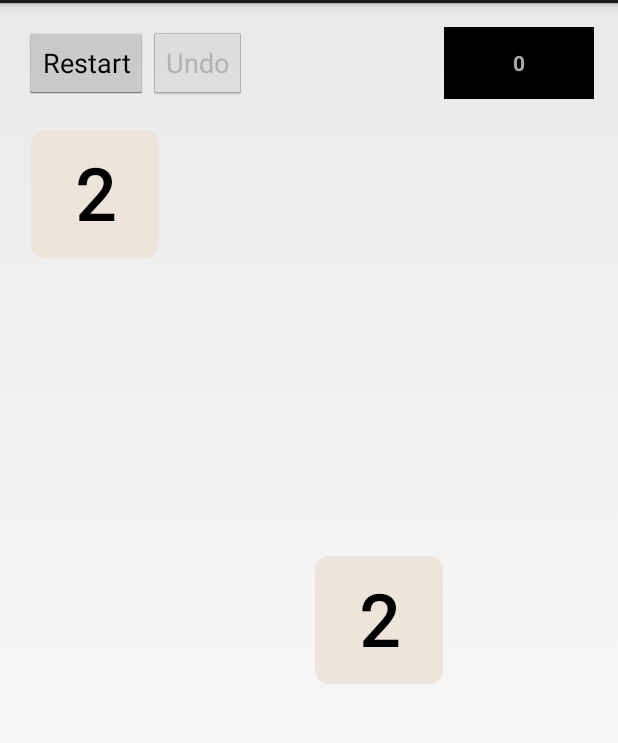
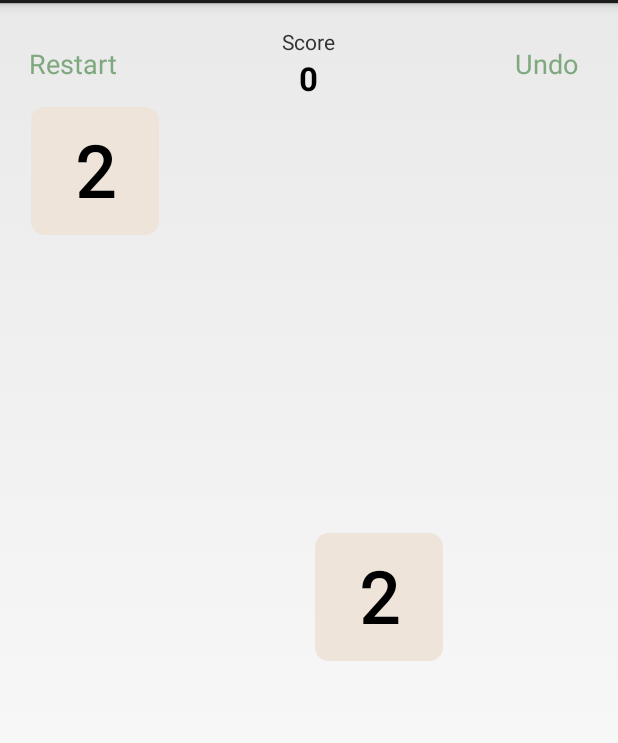
Before and after one commit to wonyoung/My2048, an Android app: the screen it shows after launch (MainActivity), on a phone screen of 412 x 824 dp, the part 69-812 px from its top. Run offline under Robolectric (Android 15) with nearby library versions, the phone set to English and light mode, and no system bars.

Commit message:
Fix score delta

```diff
--- a/app/src/main/java/com/jooyunghan/my2048/Game.java
+++ b/app/src/main/java/com/jooyunghan/my2048/Game.java
@@ -95,8 +95,8 @@ public class Game {
 
     public void undo() {
         GameState last = history.remove(history.size() - 1);
-        view.renderUndo();
         this.score = last.score;
+        view.renderUndo(); // board is the delta. undo current delta and then set it to the previous
         this.board = last.board;
     }
 
--- a/app/src/main/java/com/jooyunghan/my2048/MainActivity.java
+++ b/app/src/main/java/com/jooyunghan/my2048/MainActivity.java
@@ -16,6 +16,7 @@ import android.view.Gravity;
 import android.view.MotionEvent;
 import android.view.View;
 import android.view.ViewGroup;
+import android.view.ViewGroup.LayoutParams;
 import android.view.animation.LinearInterpolator;
 import android.view.animation.OvershootInterpolator;
 import android.widget.Button;
@@ -184,8 +185,8 @@ public class MainActivity extends Activity implements GameView {
                 parent.removeView(diffText);
             }
         });
-
-        parent.addView(diffText, 100, 100);
+        diffText.setLayoutParams(new LayoutParams(LayoutParams.WRAP_CONTENT, LayoutParams.WRAP_CONTENT));
+        parent.addView(diffText);
     }
 
     private void addCellView(Cell cell) {
--- a/app/src/main/res/layout/activity_main.xml
+++ b/app/src/main/res/layout/activity_main.xml
@@ -8,22 +8,29 @@
     android:paddingBottom="@dimen/activity_vertical_margin"
     tools:context="com.jooyunghan.my2048.MainActivity"
     >
+
+    <TextView
+        android:layout_width="wrap_content"
+        android:layout_height="wrap_content"
+        android:textAppearance="@android:style/TextAppearance.Small"
+        android:text="Score"
+        android:id="@+id/textView"
+        android:layout_alignParentTop="true"
+        android:gravity="center_horizontal|top"
+        android:layout_gravity="center_horizontal"
+        android:layout_centerHorizontal="true" />
+
     <TextView
         android:id="@+id/score"
         android:layout_width="wrap_content"
         android:layout_height="wrap_content"
-        android:layout_alignParentTop="true"
-        android:layout_alignParentStart="false"
-        android:layout_alignParentEnd="false"
-        android:layout_alignParentRight="true"
         android:text="2048"
-        android:padding="10dp"
-        android:textColor="@android:color/darker_gray"
         android:textStyle="bold"
-        android:background="@android:color/black"
         android:gravity="center"
-        android:layout_alignBottom="@+id/restart"
-        android:minWidth="100dp">
+        android:textAppearance="@android:style/TextAppearance.Large"
+        android:layout_gravity="center_horizontal"
+        android:layout_centerHorizontal="true"
+        android:layout_below="@+id/textView">
     </TextView>
 
     <Button
@@ -32,29 +39,31 @@
         android:text="Undo"
         android:id="@+id/undo"
         android:src="@android:drawable/ic_menu_revert"
-        android:layout_alignParentTop="true"
-        android:layout_toRightOf="@+id/restart"
-        android:onClick="undo"/>
+        android:onClick="undo"
+        android:layout_above="@+id/container"
+        android:layout_alignParentRight="true"
+        android:background="@android:color/transparent"
+        android:textColor="@color/abc_search_url_text_normal" />
 
     <Button
         android:layout_width="wrap_content"
         android:layout_height="wrap_content"
         android:text="Restart"
         android:id="@+id/restart"
-        android:layout_alignParentTop="true"
-        android:layout_alignParentStart="true"
+        android:onClick="restart"
+        android:layout_above="@+id/container"
         android:layout_alignParentLeft="true"
-        android:onClick="restart"/>
+        android:background="@android:color/transparent"
+        android:textColor="@color/abc_search_url_text_normal" />
 
     <FrameLayout
         android:layout_width="match_parent"
         android:layout_height="match_parent"
         android:id="@+id/container"
-        android:layout_below="@+id/restart"
         android:layout_alignParentLeft="true"
         android:layout_alignParentRight="true"
         android:layout_alignParentBottom="true"
-        android:layout_marginTop="@dimen/activity_vertical_margin"></FrameLayout>
+        android:layout_below="@+id/score"></FrameLayout>
 
 
 </RelativeLayout>
```
